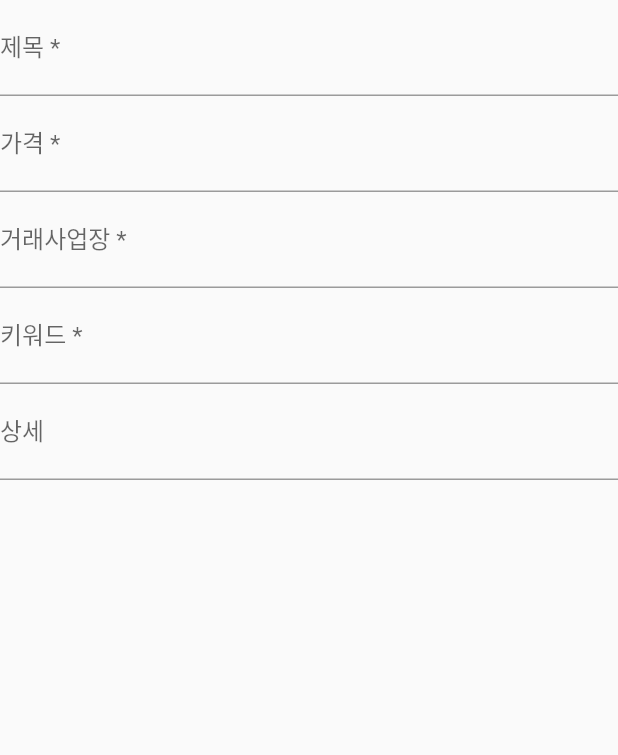
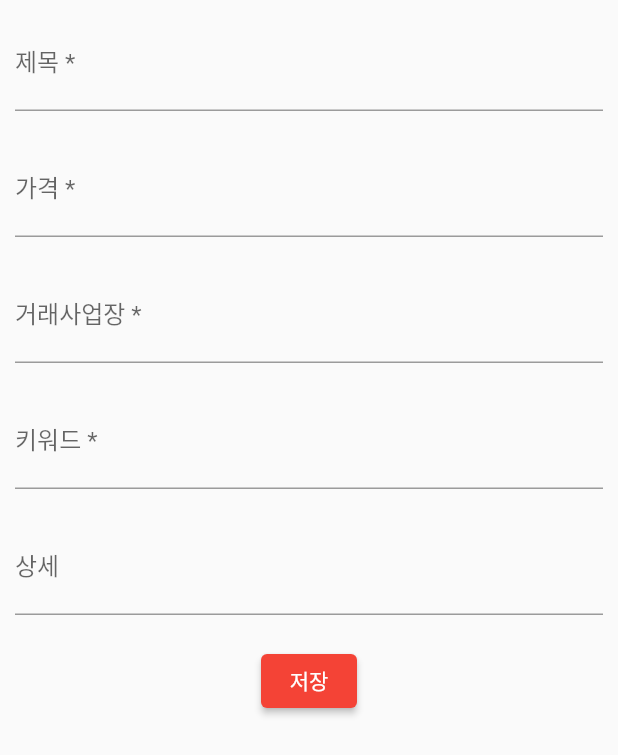
Before and after one commit to dog1cat2/hangeun, a Flutter app: the DetailForm widget shown alone on an empty page, opened directly, on a phone screen of 412 x 824 dp. Shown: the top 755 px of the screen. Run offline on Flutter 3.47's test engine with Material 2 defaults, Android fonts, the phone set to English and light mode, and no system bars; our stand-ins replace google_fonts.

Commit message:
매물등록 버튼 추가

```diff
--- a/lib/screen/sell_item_edit_screen.dart
+++ b/lib/screen/sell_item_edit_screen.dart
@@ -2,6 +2,7 @@ import 'package:flutter/material.dart';
 
 class SellItemEditScreen extends StatelessWidget {
   String itemUid;
+
   SellItemEditScreen({
     required this.itemUid,
     Key? key,
@@ -9,21 +10,14 @@ class SellItemEditScreen extends StatelessWidget {
 
   @override
   Widget build(BuildContext context) {
+    print('edit itemUid -> ${itemUid}');
+    print(itemUid.isEmpty);
+
     return Scaffold(
       appBar: AppBar(
-        title: const Text('상세 보기'),
-        actions: <Widget>[
-          IconButton(
-            icon: const Icon(Icons.save),
-            onPressed: () {
-              // save
-              // go back
-              Navigator.of(context).pop();
-            },
+        title: const Text('매물 등록/수정'),
       ),
-        ],
-      ),
-      body: DetailForm(),
+      body: SingleChildScrollView(child: DetailForm()),
     );
   }
 }
@@ -46,7 +40,9 @@ class _DetailFormState extends State<DetailForm> {
         // crossAxisAlignment: CrossAxisAlignment.start,
         children: [
           // image view
-          TextFormField(
+          Padding(
+            padding: EdgeInsets.all(10),
+            child: TextFormField(
               decoration: const InputDecoration(
                 hintText: '제목(필수)을 입력해 주세요',
                 labelText: '제목 *'
@@ -56,7 +52,10 @@ class _DetailFormState extends State<DetailForm> {
                 return null;
               },
             ),
-          TextFormField(
+          ),
+          Padding(
+            padding: EdgeInsets.all(10),
+            child: TextFormField(
               decoration: const InputDecoration(
                 hintText: '가격(필수)을 입력해 주세요',
                 labelText: '가격 *'
@@ -66,7 +65,10 @@ class _DetailFormState extends State<DetailForm> {
                 return null;
               },
             ),
-          TextFormField(
+          ),
+          Padding(
+            padding: EdgeInsets.all(10),
+            child: TextFormField(
               decoration: const InputDecoration(
                 hintText: '거래사업장(필수)를 선택해 주세요',
                 labelText: '거래사업장 *'
@@ -76,7 +78,10 @@ class _DetailFormState extends State<DetailForm> {
                 return null;
               },
             ),
-          TextFormField(
+          ),
+          Padding(
+            padding: EdgeInsets.all(10),
+            child: TextFormField(
               decoration: const InputDecoration(
                 hintText: '키워드(필수)를 입력해 주세요',
                 labelText: '키워드 *'
@@ -86,16 +91,29 @@ class _DetailFormState extends State<DetailForm> {
                 return null;
               },
             ),
-          TextFormField(
+          ),
+          Padding(
+            padding: EdgeInsets.all(10),
+            child: TextField(
+              // input
               decoration: const InputDecoration(
                 hintText: '매물 상세 내역을 입력해 주세요',
                 labelText: '상세'
               ),
-            onSaved: (val) {},
-            validator: (val) {
-              return null;
+            ),
+          ),
+          Padding(
+            padding: EdgeInsets.all(10),
+            child: Container(
+              child: ElevatedButton(
+                onPressed: () {
+                  print('ElevatedButton 저장 pressed');
                 },
+                child: Text('저장'),
               ),
+            ),
+          ),
+
         ]
       ),
     );
```
Also changed, not shown: lib/screen/sell_list_screen.dart (+26 -3 lines). Lines whose indentation alone changed are shown as unchanged.
